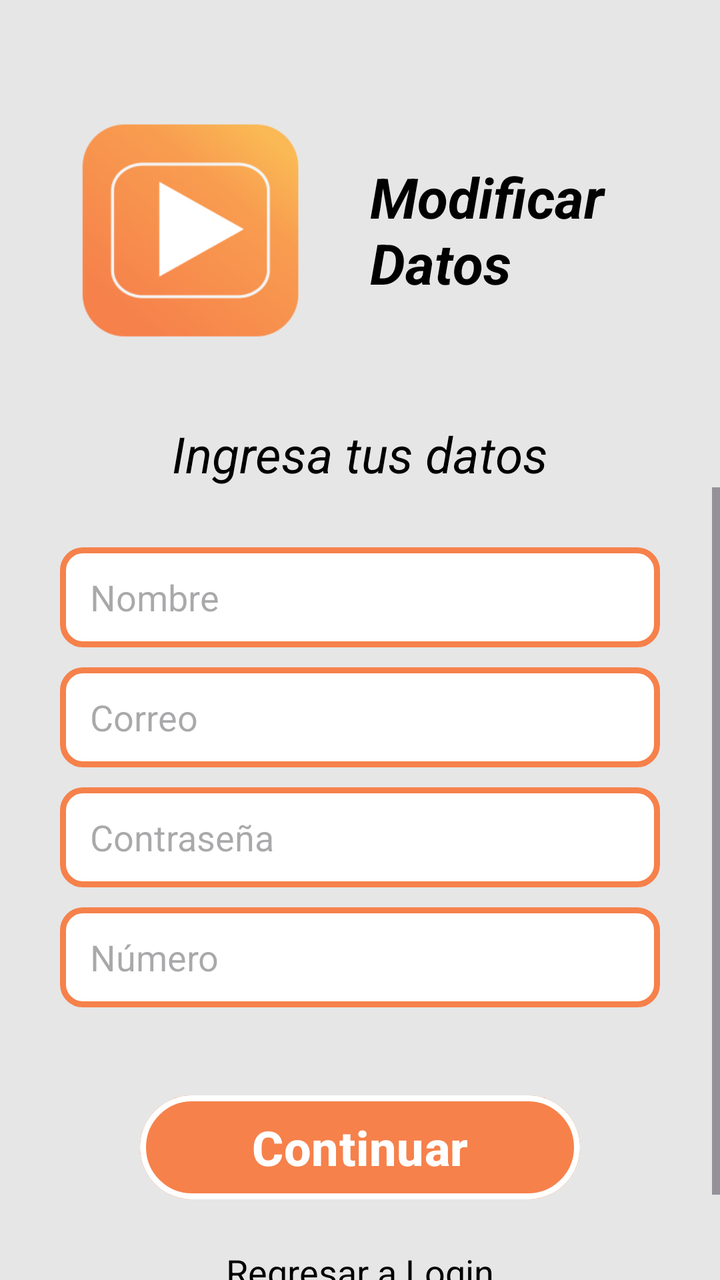
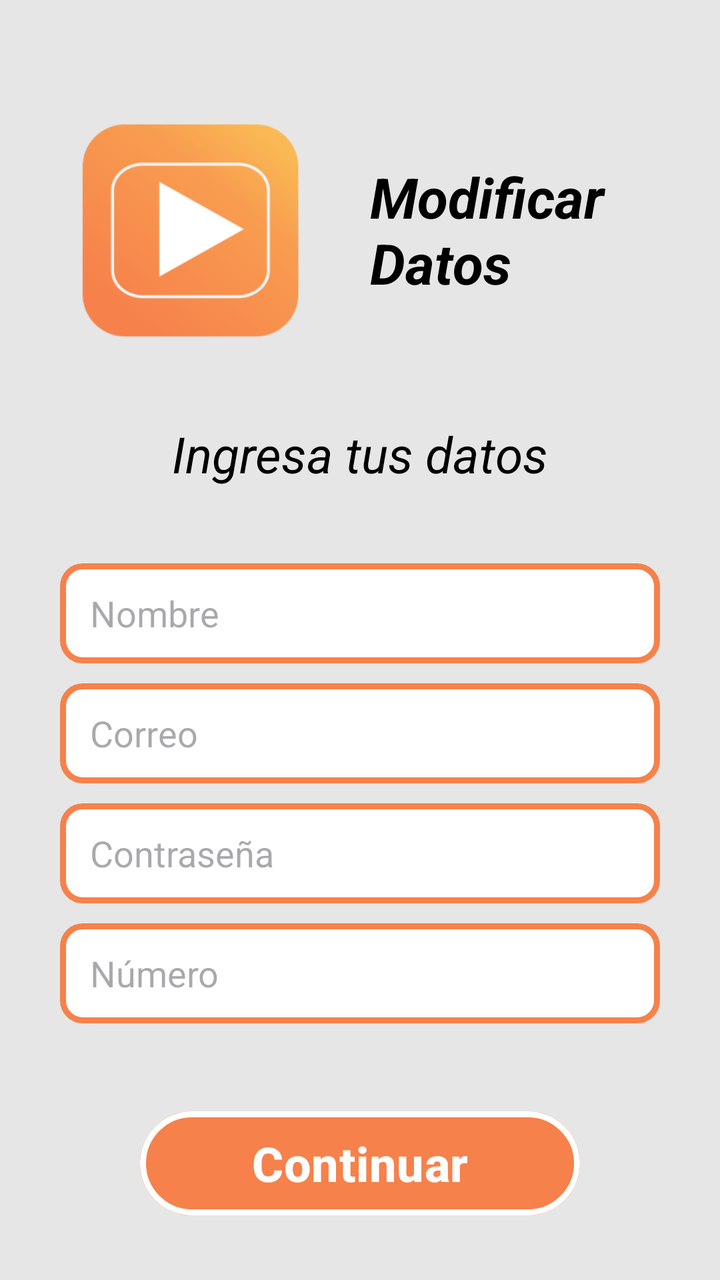

Before-and-after screenshots of an Android layout around one commit, followed by the original layout XML and the change that was made.
<!-- AndroidManifest.xml: application theme Theme.App17 -->
<!-- res/layout/fragment_edit_registro.xml -->
<?xml version="1.0" encoding="utf-8"?>
<LinearLayout xmlns:android="http://schemas.android.com/apk/res/android"
    xmlns:tools="http://schemas.android.com/tools"
    xmlns:app="http://schemas.android.com/apk/res-auto"
    android:id="@+id/main"
    android:layout_width="match_parent"
    android:layout_height="match_parent"
    android:background="@color/backgroundApp"
    android:orientation="vertical"
    android:gravity="center_horizontal"
    tools:context=".fragment_edit_registro"
    android:fitsSystemWindows="true">

    <LinearLayout
        android:layout_width="match_parent"
        android:layout_height="wrap_content"
        android:orientation="horizontal"
        android:gravity="center_vertical"
        android:layout_marginTop="40dp">

        <ImageView
            android:id="@+id/imageView"
            android:layout_width="150dp"
            android:layout_height="150dp"
            android:layout_marginStart="20dp"
            android:src="@mipmap/ic_launcher_foreground"/>

        <TextView
            android:id="@+id/textView10"
            android:layout_width="wrap_content"
            android:layout_height="wrap_content"
            android:layout_marginStart="15dp"
            android:text="@string/txt_editDatos"
            android:textColor="@color/black"
            android:textSize="28sp"
            android:textStyle="bold|italic" />
    </LinearLayout>

    <TextView
        android:id="@+id/textView11"
        android:layout_width="wrap_content"
        android:layout_height="wrap_content"
        android:text="@string/txt_datoslogin_register"
        android:textColor="@color/black"
        android:textSize="25sp"
        android:textStyle="italic"
        android:layout_marginTop="20dp" />

    <ScrollView
        android:layout_width="match_parent"
        android:layout_height="0dp"
        android:layout_weight="1"
        android:fillViewport="true">

        <LinearLayout
            android:layout_width="match_parent"
            android:layout_height="wrap_content"
            android:orientation="vertical"
            android:gravity="center"
            android:padding="20dp">

            <EditText
                android:id="@+id/txt_editNombre"
                android:layout_width="300dp"
                android:layout_height="50dp"
                android:hint="@string/txt_hintnombre_register"
                android:background="@drawable/style_edit_txt"
                android:layout_marginTop="10dp"
                android:paddingStart="15dp"
                android:paddingEnd="15dp"
                android:textColor="@color/black"
                android:inputType="textPersonName"/>

            <EditText
                android:id="@+id/txt_editCorreo"
                android:layout_width="300dp"
                android:layout_height="50dp"
                android:hint="@string/txt_hintcorreo_register"
                android:inputType="textEmailAddress"
                android:background="@drawable/style_edit_txt"
                android:layout_marginTop="10dp"
                android:paddingStart="15dp"
                android:paddingEnd="15dp"
                android:textColor="@color/black"/>

            <EditText
                android:id="@+id/txt_editPassword"
                android:layout_width="300dp"
                android:layout_height="50dp"
                android:hint="@string/txt_hintpassword_register"
                android:inputType="textPassword"
                android:background="@drawable/style_edit_txt"
                android:layout_marginTop="10dp"
                android:paddingStart="15dp"
                android:paddingEnd="15dp"
                android:textColor="@color/black"/>

            <EditText
                android:id="@+id/txt_editNumero"
                android:layout_width="300dp"
                android:layout_height="50dp"
                android:layout_marginTop="10dp"
                android:inputType="phone"
                android:background="@drawable/style_edit_txt"
                android:hint="@string/txt_hintnumber_register"
                android:paddingStart="15dp"
                android:paddingEnd="15dp"
                android:textColor="@color/black"/>

            <Button
                android:id="@+id/btn_guardarCambios"
                android:layout_width="220dp"
                android:layout_height="60dp"
                android:layout_marginTop="40dp"
                android:text="@string/txt_bttncontinuar_register"
                android:textSize="24sp"
                android:textStyle="bold"
                android:textColor="@color/white"
                android:backgroundTint="@color/bttoncolor"
                app:strokeColor="#FFFFFF"
                app:strokeWidth="3dp"/>

            <TextView
                android:id="@+id/textViewRegresarPerfil"
                android:layout_width="wrap_content"
                android:layout_height="wrap_content"
                android:text="@string/txt_backlogin_register"
                android:textColor="@color/black"
                android:textSize="18sp"
                android:layout_marginTop="20dp"
                android:paddingBottom="20dp"/>

        </LinearLayout>
    </ScrollView>

</LinearLayout>
<!-- resources referenced by this layout -->
<resources>
  <color name="backgroundApp">#E6E6E6</color>
  <color name="black">#FF000000</color>
  <color name="bttoncolor">#F6814B</color>
  <color name="white">#FFFFFFFF</color>
  <!-- drawable style_edit_txt (drawable) -->
  <?xml version="1.0" encoding="utf-8"?>
  <shape xmlns:android="http://schemas.android.com/apk/res/android">
      <corners android:radius="10dp" />
      <stroke android:color="@color/bttoncolor" android:width="3dp"/>
      <solid android:color="@color/white" />
  </shape>
  <!-- mipmap ic_launcher_foreground (drawable) -->
  <vector xmlns:android="http://schemas.android.com/apk/res/android"
      xmlns:aapt="http://schemas.android.com/aapt"
      android:width="108dp"
      android:height="108dp"
      android:viewportWidth="108"
      android:viewportHeight="108">
      <path android:pathData="M31,63.928c0,0 6.4,-11 12.1,-13.1c7.2,-2.6 26,-1.4 26,-1.4l38.1,38.1L107,108.928l-32,-1L31,63.928z">
          <aapt:attr name="android:fillColor">
              <gradient
                  android:endX="85.84757"
                  android:endY="92.4963"
                  android:startX="42.9492"
                  android:startY="49.59793"
                  android:type="linear">
                  <item
                      android:color="#44000000"
                      android:offset="0.0" />
                  <item
                      android:color="#00000000"
                      android:offset="1.0" />
              </gradient>
          </aapt:attr>
      </path>
      <path
          android:fillColor="#FFFFFF"
          android:fillType="nonZero"
          android:pathData="M65.3,45.828l3.8,-6.6c0.2,-0.4 0.1,-0.9 -0.3,-1.1c-0.4,-0.2 -0.9,-0.1 -1.1,0.3l-3.9,6.7c-6.3,-2.8 -13.4,-2.8 -19.7,0l-3.9,-6.7c-0.2,-0.4 -0.7,-0.5 -1.1,-0.3C38.8,38.328 38.7,38.828 38.9,39.228l3.8,6.6C36.2,49.428 31.7,56.028 31,63.928h46C76.3,56.028 71.8,49.428 65.3,45.828zM43.4,57.328c-0.8,0 -1.5,-0.5 -1.8,-1.2c-0.3,-0.7 -0.1,-1.5 0.4,-2.1c0.5,-0.5 1.4,-0.7 2.1,-0.4c0.7,0.3 1.2,1 1.2,1.8C45.3,56.528 44.5,57.328 43.4,57.328L43.4,57.328zM64.6,57.328c-0.8,0 -1.5,-0.5 -1.8,-1.2s-0.1,-1.5 0.4,-2.1c0.5,-0.5 1.4,-0.7 2.1,-0.4c0.7,0.3 1.2,1 1.2,1.8C66.5,56.528 65.6,57.328 64.6,57.328L64.6,57.328z"
          android:strokeWidth="1"
          android:strokeColor="#00000000" />
  </vector>
  <string name="txt_backlogin_register">Regresar a Login</string>
  <string name="txt_bttncontinuar_register">Continuar</string>
  <string name="txt_datoslogin_register">Ingresa tus datos</string>
  <string name="txt_editDatos">Modificar Datos</string>
  <string name="txt_hintcorreo_register">Correo</string>
  <string name="txt_hintnombre_register">Nombre</string>
  <string name="txt_hintnumber_register">Número</string>
  <string name="txt_hintpassword_register">Contraseña</string>
  <style name="Theme.App17" parent="Base.Theme.App17">
          <item name="colorPrimary">@color/backgroundApp</item>
      </style>
  <style name="Base.Theme.App17" parent="Theme.Material3.DayNight.NoActionBar">
          
          
      </style>
</resources>

<!-- the commit's change to res/layout/fragment_edit_registro.xml (unified diff, before → after) -->
@@ -120,16 +120,6 @@
                 app:strokeColor="#FFFFFF"
                 app:strokeWidth="3dp"/>
 
-            <TextView
-                android:id="@+id/textViewRegresarPerfil"
-                android:layout_width="wrap_content"
-                android:layout_height="wrap_content"
-                android:text="@string/txt_backlogin_register"
-                android:textColor="@color/black"
-                android:textSize="18sp"
-                android:layout_marginTop="20dp"
-                android:paddingBottom="20dp"/>
-
         </LinearLayout>
     </ScrollView>
 
<!-- resource entries referenced after the edit -->
@@ -42,7 +42,6 @@
           android:strokeWidth="1"
           android:strokeColor="#00000000" />
   </vector>
-  <string name="txt_backlogin_register">Regresar a Login</string>
   <string name="txt_bttncontinuar_register">Continuar</string>
   <string name="txt_datoslogin_register">Ingresa tus datos</string>
   <string name="txt_editDatos">Modificar Datos</string>
